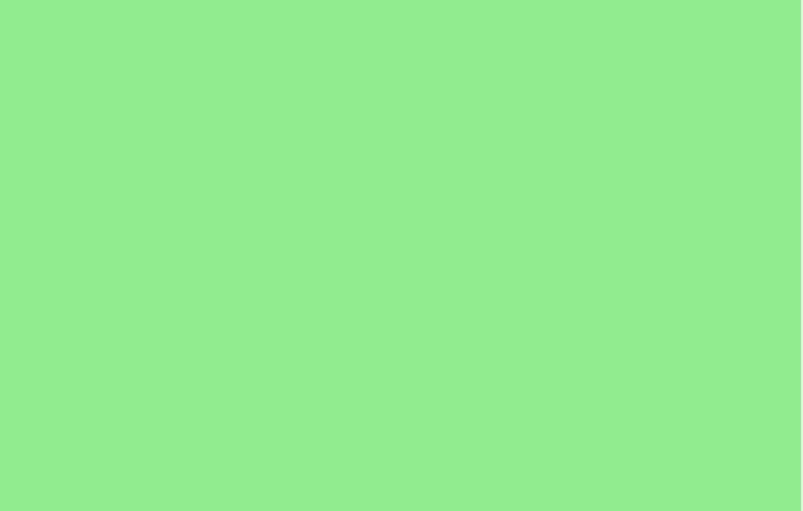
Qt form gui/uis/pages/main_pages.ui (TheCyberWeaver/Smart_Toolbox) before a commit.
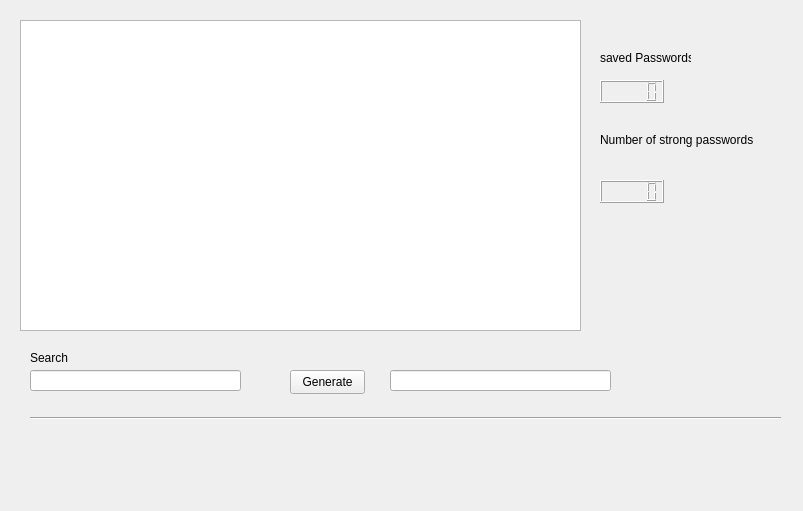
The same form after that commit. The open tabs and pages were chosen to show the change.

The edit to the form file:
```diff
--- a/gui/uis/pages/main_pages.ui
+++ b/gui/uis/pages/main_pages.ui
@@ -301,9 +301,134 @@
     </widget>
    </widget>
    <widget class="QWidget" name="page_2">
-    <property name="styleSheet">
-     <string notr="true">background:lightgreen</string>
-    </property>
+    <widget class="QTableView" name="tableView">
+     <property name="geometry">
+      <rect>
+       <x>20</x>
+       <y>20</y>
+       <width>561</width>
+       <height>311</height>
+      </rect>
+     </property>
+    </widget>
+    <widget class="QLineEdit" name="lineEdit_2">
+     <property name="geometry">
+      <rect>
+       <x>30</x>
+       <y>370</y>
+       <width>211</width>
+       <height>21</height>
+      </rect>
+     </property>
+    </widget>
+    <widget class="QLabel" name="label_7">
+     <property name="geometry">
+      <rect>
+       <x>30</x>
+       <y>350</y>
+       <width>49</width>
+       <height>16</height>
+      </rect>
+     </property>
+     <property name="text">
+      <string>Search</string>
+     </property>
+    </widget>
+    <widget class="QLabel" name="label_8">
+     <property name="geometry">
+      <rect>
+       <x>30</x>
+       <y>400</y>
+       <width>49</width>
+       <height>16</height>
+      </rect>
+     </property>
+     <property name="text">
+      <string/>
+     </property>
+    </widget>
+    <widget class="QLabel" name="label_9">
+     <property name="geometry">
+      <rect>
+       <x>600</x>
+       <y>50</y>
+       <width>91</width>
+       <height>16</height>
+      </rect>
+     </property>
+     <property name="text">
+      <string>saved Passwords</string>
+     </property>
+    </widget>
+    <widget class="QLCDNumber" name="lcdNumber">
+     <property name="geometry">
+      <rect>
+       <x>600</x>
+       <y>80</y>
+       <width>64</width>
+       <height>23</height>
+      </rect>
+     </property>
+    </widget>
+    <widget class="QLabel" name="label_10">
+     <property name="geometry">
+      <rect>
+       <x>600</x>
+       <y>130</y>
+       <width>161</width>
+       <height>20</height>
+      </rect>
+     </property>
+     <property name="text">
+      <string>Number of strong passwords</string>
+     </property>
+    </widget>
+    <widget class="QLCDNumber" name="lcdNumber_2">
+     <property name="geometry">
+      <rect>
+       <x>600</x>
+       <y>180</y>
+       <width>64</width>
+       <height>23</height>
+      </rect>
+     </property>
+    </widget>
+    <widget class="QPushButton" name="pushButton_2">
+     <property name="geometry">
+      <rect>
+       <x>290</x>
+       <y>370</y>
+       <width>75</width>
+       <height>24</height>
+      </rect>
+     </property>
+     <property name="text">
+      <string>Generate</string>
+     </property>
+    </widget>
+    <widget class="QLineEdit" name="lineEdit_3">
+     <property name="geometry">
+      <rect>
+       <x>390</x>
+       <y>370</y>
+       <width>221</width>
+       <height>21</height>
+      </rect>
+     </property>
+    </widget>
+    <widget class="Line" name="line">
+     <property name="geometry">
+      <rect>
+       <x>30</x>
+       <y>410</y>
+       <width>751</width>
+       <height>16</height>
+      </rect>
+     </property>
+     <property name="orientation">
+      <enum>Qt::Horizontal</enum>
+     </property>
+    </widget>
    </widget>
    <widget class="QWidget" name="page_3">
     <property name="styleSheet">
```
Left out of the diff: 60 changed lines with no effect on the pictures.
